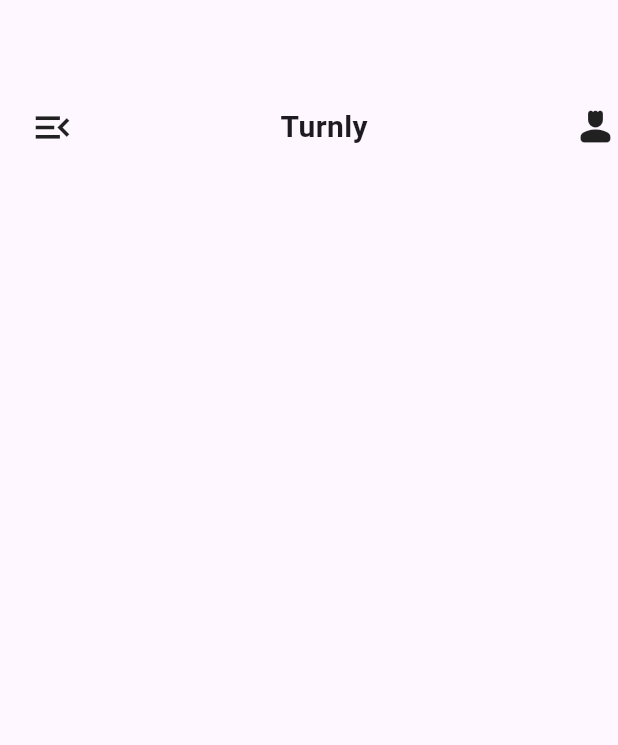
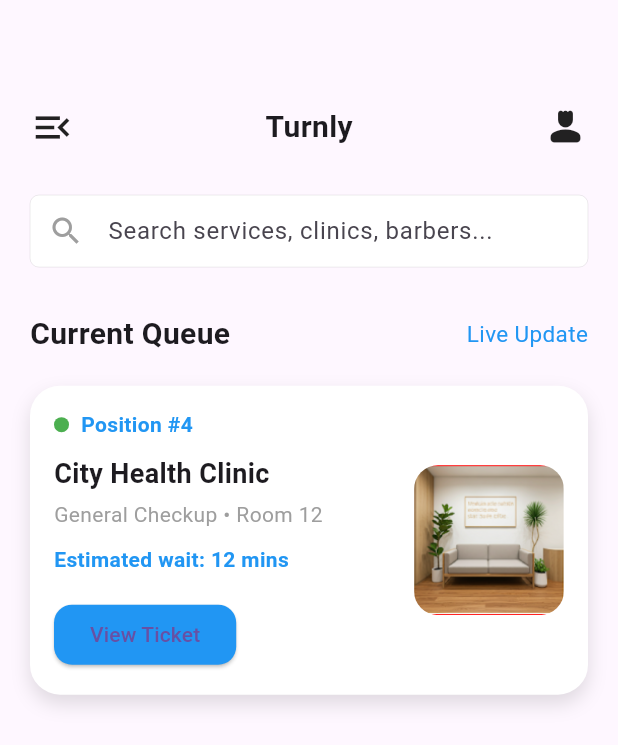
Before and after one commit to aramanja-emmanuel/turnly_app, a Flutter app: the screen it shows after launch, on a phone screen of 412 x 824 dp. Shown: the top 745 px of the screen. Run offline on Flutter 3.47's test engine with Material 3 defaults, Android fonts, the phone set to English and light mode, and no system bars.

Commit message:
added card widget to my queue screen

```diff
--- a/lib/main.dart
+++ b/lib/main.dart
@@ -1,5 +1,4 @@
 import 'package:flutter/material.dart';
-import 'package:turnly_app/home_screen.dart';
 import 'package:turnly_app/queue_screen.dart';
 
 void main() {
--- a/lib/queue_screen.dart
+++ b/lib/queue_screen.dart
@@ -1,4 +1,5 @@
 import 'package:flutter/material.dart';
+
 class QueueScreen extends StatefulWidget {
   const QueueScreen({super.key});
 
@@ -10,23 +11,170 @@
   @override
   Widget build(BuildContext context) {
     return Scaffold(
-      body: Container(
-        margin : EdgeInsets.only(top: 70.0, left : 20),
-        child: Column(children:[
-        Row(
-          mainAxisAlignment: MainAxisAlignment.spaceBetween ,
-          children: [
-          Icon(Icons.menu_open, size : 30.0),
-          const Text(
+      body: SingleChildScrollView(
+        child: Container(
+          margin: const EdgeInsets.only(top: 70, left: 20, right: 20),
+          child: Column(
+            crossAxisAlignment: CrossAxisAlignment.start,
+            children: [
+              /// TOP BAR
+              Row(
+                mainAxisAlignment: MainAxisAlignment.spaceBetween,
+                children: const [
+                  Icon(Icons.menu_open, size: 30),
+                  Text(
                     'Turnly',
                     style: TextStyle(
                       fontSize: 20,
                       fontWeight: FontWeight.bold,
                     ),
+                  ),
+                  Icon(Icons.person_4_rounded, size: 30),
+                ],
+              ),
+
+              const SizedBox(height: 30),
+
+              /// SEARCH BAR
+              Container(
+                padding: const EdgeInsets.symmetric(horizontal: 12),
+                decoration: BoxDecoration(
+                  color: Colors.white,
+                  border: Border.all(color: Colors.black, width: 0.05),
+                  borderRadius: BorderRadius.circular(6),
+                ),
+                child: const TextField(
+                  decoration: InputDecoration(
+                    icon: Icon(Icons.search, color: Colors.grey),
+                    hintText: 'Search services, clinics, barbers...',
+                    border: InputBorder.none,
+                  ),
+                ),
+              ),
+
+              const SizedBox(height: 30),
+
+
+              Row(
+                mainAxisAlignment: MainAxisAlignment.spaceBetween,
+                children: const [
+                  Text(
+                    'Current Queue',
+                    style: TextStyle(
+                      fontSize: 20,
+                      fontWeight: FontWeight.bold,
+                    ),
+                  ),
+                  Text(
+                    'Live Update',
+                    style: TextStyle(
+                      fontSize: 15,
+                      color: Colors.blue,
+                    ),
+                  ),
+                ],
+              ),
+
+              const SizedBox(height: 20),
+
+              Container(
+                padding: const EdgeInsets.all(16),
+                decoration: BoxDecoration(
+                  color: Colors.white,
+                  borderRadius: BorderRadius.circular(20),
+                  boxShadow: [
+                    BoxShadow(
+                      color: Colors.black12,
+                      blurRadius: 10,
+                      offset: Offset(0, 6),
+                    ),
+                  ],
+                ),
+                child: Row(
+                  children: [
+
+                    Expanded(
+                      child: Column(
+                        crossAxisAlignment: CrossAxisAlignment.start,
+                        children: [
+                          Row(
+                            children: const [
+                              CircleAvatar(
+                                radius: 5,
+                                backgroundColor: Colors.green,
+                              ),
+                              SizedBox(width: 8),
+                              Text(
+                                'Position #4',
+                                style: TextStyle(
+                                  color: Colors.blue,
+                                  fontWeight: FontWeight.w600,
+                                ),
+                              ),
+                            ],
+                          ),
+
+                          const SizedBox(height: 10),
+
+                          const Text(
+                            'City Health Clinic',
+                            style: TextStyle(
+                              fontSize: 18,
+                              fontWeight: FontWeight.bold,
+                            ),
+                          ),
+
+                          const SizedBox(height: 4),
+
+                          const Text(
+                            'General Checkup • Room 12',
+                            style: TextStyle(color: Colors.grey),
+                          ),
+
+                          const SizedBox(height: 10),
+
+                          const Text(
+                            'Estimated wait: 12 mins',
+                            style: TextStyle(
+                              color: Colors.blue,
+                              fontWeight: FontWeight.w600,
+                            ),
+                          ),
+
+                          const SizedBox(height: 16),
+
+                          ElevatedButton(
+                            onPressed: () {},
+                            style: ElevatedButton.styleFrom(
+                              backgroundColor: Colors.blue,
+                              shape: RoundedRectangleBorder(
+                                borderRadius: BorderRadius.circular(12),
+                              ),
+                            ),
+                            child: const Text('View Ticket'),
+                          ),
+                        ],
+                      ),
+                    ),
+
+                    const SizedBox(width: 12),
+
+
+                    ClipRRect(
+                      borderRadius: BorderRadius.circular(16),
+                      child: Image.asset(
+                        'assets/images/turnlyimage2.PNG',
+                        width: 100,
+                        height: 100,
+                        fit: BoxFit.cover,
+                      ),
+                    ),
+                  ],
+                ),
+              ),
+            ],
           ),
-          Icon(Icons.person_4_rounded, size : 30.0),
-        ]),
-      ]),
+        ),
       ),
     );
   }
--- a/pubspec.yaml
+++ b/pubspec.yaml
@@ -60,7 +60,7 @@
   # To add assets to your application, add an assets section, like this:
   assets:
     - assets/images/turnlyimage1.PNG
-  #   - images/a_dot_ham.jpeg
+    - assets/images/turnlyimage2.PNG
 
   # An image asset can refer to one or more resolution-specific "variants", see
   # https://flutter.dev/to/resolution-aware-images
```
Also changed, not shown: assets/images/turnlyimage2.PNG (added).
